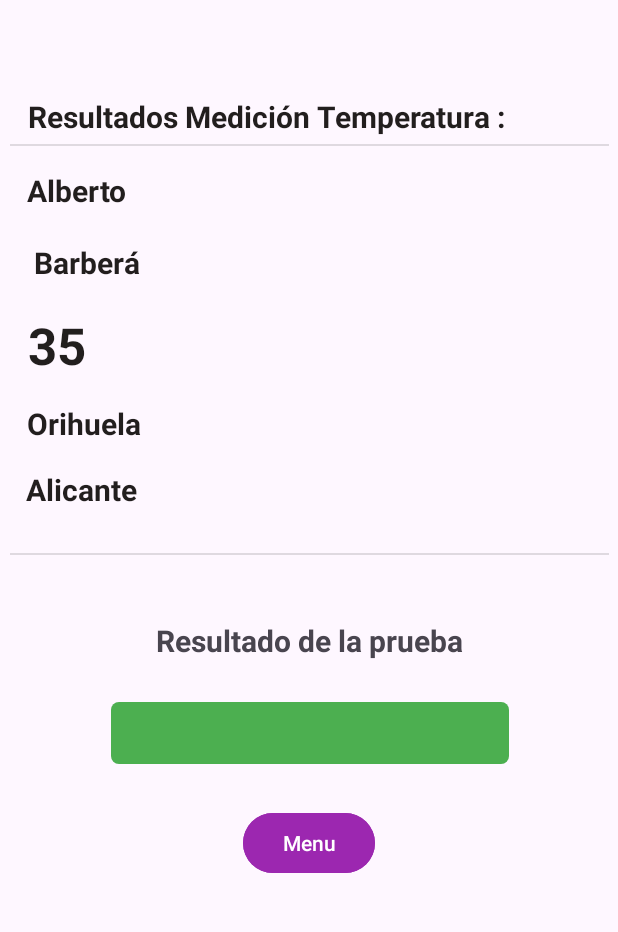
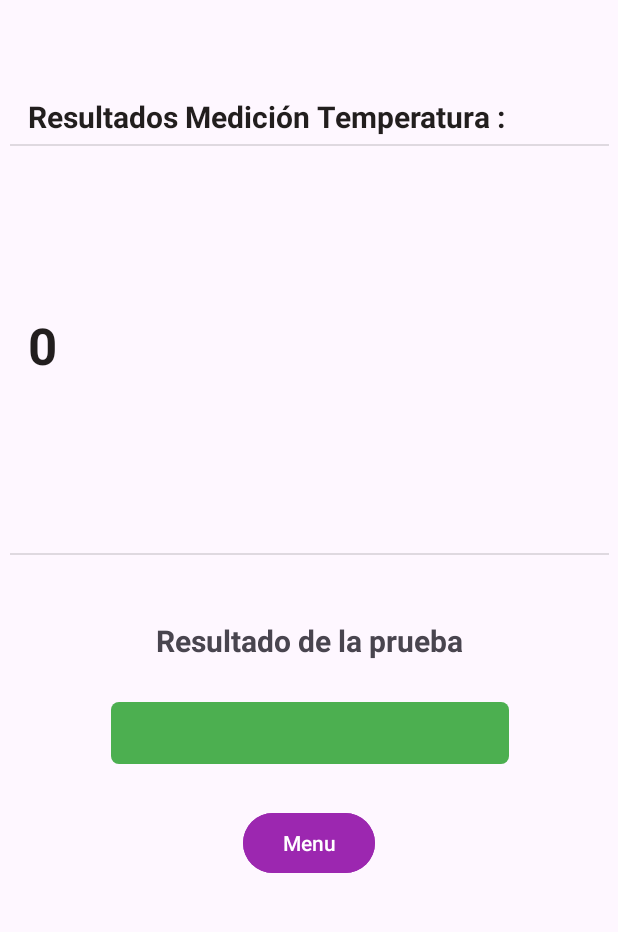
Before and after one commit to alberdsp/AndroidCovid19, an Android app: the fragment MedicionTempFragment placed in its activity, after a tap on "FINALIZAR", on a phone screen of 412 x 824 dp, the part 237-1169 px from its top. Run offline under Robolectric (Android 15) with nearby library versions, the phone set to English and light mode, and no system bars; Roboto replaces fonts that are not available here.

Commit message:
creada clase TomaDeTemperatura y pasamos objeto de Medición fragment a Informe fragment, funcionando correctamente

```diff
--- a/app/src/main/java/com/example/covid_19app/InformeFragment.java
+++ b/app/src/main/java/com/example/covid_19app/InformeFragment.java
@@ -21,13 +21,9 @@ public class InformeFragment extends Fragment {
 
 
     // declaramos atributos de la clase que vendrán por parametro al instanciarla
-     String nombre,apellidos,ciudad,provincia;
+    TomaDeTemperatura tomaDeTemperatura = new TomaDeTemperatura();
 
-   // int que recibe 1 si es celsius y 2 si es fahrenheit
-
-     int tipotemperatura,temperatura;
-
-     // declaramos los objetos que vamos a utilizar en la vista
+    // declaramos los objetos que vamos a utilizar en la vista
 
     View vista;
     TextView textViewNombre,textViewApellidos,textViewTemperatura,textViewciudad,textViewProvincia;
@@ -38,25 +34,9 @@ public class InformeFragment extends Fragment {
 
     }
 
-    /**
-     *  constructor que recibe por parametro
-     * @param nombre     String nombre
-     * @param apellidos   String apellidos
-     * @param temperatura     int temperatura
-     * @param tipotemperatura   int tipotemperatura  1 para celsius 2 para fahrenheit
-     * @param ciudad          String ciudad
-     * @param provincia        String provincia
-     */
-    public InformeFragment(String nombre,String apellidos,int temperatura,int tipotemperatura,
-                           String ciudad,String provincia) {
+    public InformeFragment(TomaDeTemperatura tomaDeTemperatura) {
 
-        this.nombre = nombre;
-        this.apellidos = apellidos;
-        this.temperatura = temperatura;
-        this.tipotemperatura = tipotemperatura;
-        this.ciudad = ciudad;
-        this.provincia = provincia;
-
+        this.tomaDeTemperatura = tomaDeTemperatura;
 
     }
 
@@ -169,15 +149,15 @@ public class InformeFragment extends Fragment {
 
 
         //  establecemos los valores de los textviews
-        textViewNombre.setText(nombre);
-        textViewApellidos.setText(apellidos);
-        textViewTemperatura.setText(String.valueOf(temperatura));
-        textViewciudad.setText(ciudad);
-        textViewProvincia.setText(provincia);
+        textViewNombre.setText(tomaDeTemperatura.getNombre());
+        textViewApellidos.setText(tomaDeTemperatura.getApellidos());
+        textViewTemperatura.setText(String.valueOf(tomaDeTemperatura.getTemperatura()));
+        textViewciudad.setText(tomaDeTemperatura.getCiudad());
+        textViewProvincia.setText(tomaDeTemperatura.getProvincia());
 
 
         // si la temperatura es buena ponemos en verde el botón sino en rojo
-        if (alertaTemp(temperatura,tipotemperatura)){
+        if (alertaTemp(tomaDeTemperatura.getTemperatura(), tomaDeTemperatura.getTipotemperatura())){
 
             buttonresultado.setBackgroundColor(Color.parseColor("#AF4C63"));
 
--- a/app/src/main/java/com/example/covid_19app/MedicionTempFragment.java
+++ b/app/src/main/java/com/example/covid_19app/MedicionTempFragment.java
@@ -9,18 +9,26 @@ import android.view.LayoutInflater;
 import android.view.View;
 import android.view.ViewGroup;
 import android.widget.Button;
+import android.widget.RadioGroup;
+
+import com.google.android.material.textfield.TextInputEditText;
 
 /**
  * Fragmente que contiene los datos de medición de temperatura
  */
 public class MedicionTempFragment extends Fragment {
 
-    String nombre = "Alberto";
-    String apellidos = " Barberá";
-    String ciudad= "Orihuela";
-    String provincia= "Alicante";
-    int tempetatura =35;
-    int tipotemperatura = 1;
+
+    // declaramos los objetos que vamos a utilizar
+    TomaDeTemperatura tomaDeTemperatura = new TomaDeTemperatura();
+    View vista;
+    Button buttonFinalizar;
+
+    TextInputEditText textInputEditTextNombre,textInputEditTextApellidos,textInputEditTextTemperatura,
+    textInputEditTextCiudad,textInputEditTextProvincia;
+    RadioGroup radioGroup;
+
+
 
 
 
@@ -41,17 +49,16 @@ public class MedicionTempFragment extends Fragment {
                              Bundle savedInstanceState) {
 
         // declaramos la vista
-        View vista = inflater.inflate(R.layout.fragment_medicion_temp, container, false);
+         vista = inflater.inflate(R.layout.fragment_medicion_temp, container, false);
 
         // declaramos el botón Finalizar que pasa al fragment informe
-        Button buttonFinalizar = vista.findViewById(R.id.buttonFinalizar);
+         buttonFinalizar = vista.findViewById(R.id.buttonFinalizar);
 
 
           buttonFinalizar.setOnClickListener(new View.OnClickListener() {
               @Override
               public void onClick(View v) {
-                 Fragment informeFragment = new InformeFragment(nombre,apellidos,
-                         tempetatura,tipotemperatura,ciudad,provincia );
+                 Fragment informeFragment = new InformeFragment(cargarValores() );
 
                   FragmentTransaction transaction = getActivity().getSupportFragmentManager()
                           .beginTransaction();
@@ -66,4 +73,53 @@ public class MedicionTempFragment extends Fragment {
 
         return vista;
     }
+
+
+    /**
+     * Método para cargar los valores introducidos
+     */
+    private TomaDeTemperatura cargarValores(){
+
+
+        // instanciamos los objetos textinputedit de la vista
+        textInputEditTextNombre = vista.findViewById(R.id.textInputEditNombre);
+        textInputEditTextApellidos = vista.findViewById(R.id.textInputEditApellidos);
+        textInputEditTextCiudad = vista.findViewById(R.id.textInputEditCiudad);
+        textInputEditTextProvincia = vista.findViewById(R.id.textInputEditProvincia);
+        textInputEditTextTemperatura = vista.findViewById(R.id.textInputEditTemperatura);
+        radioGroup = vista.findViewById(R.id.radioGroup);
+
+        tomaDeTemperatura.setNombre(textInputEditTextNombre.getText().toString());
+        tomaDeTemperatura.setApellidos(textInputEditTextApellidos.getText().toString());
+        tomaDeTemperatura.setCiudad(textInputEditTextCiudad.getText().toString());
+        tomaDeTemperatura.setProvincia(textInputEditTextProvincia.getText().toString());
+
+        String temperaturaStr = textInputEditTextTemperatura.getText().toString();
+
+        try {
+            int temperatura = Integer.parseInt(temperaturaStr);
+            tomaDeTemperatura.setTemperatura(temperatura);
+        } catch (NumberFormatException e) {
+            //capturamos la excepción si viene nula la temperatura
+        }
+
+
+          // hacemos la comparación para saber si está chequeado el radioButton
+          //  con id radioButtonCelsius, si lo está es tipo 1 sino tipo 2
+          if(radioGroup.getCheckedRadioButtonId() == R.id.radioButtonCelsius){
+
+              tomaDeTemperatura.setTipotemperatura(1);
+          }else{
+              tomaDeTemperatura.setTipotemperatura(2);
+
+          }
+
+
+        return tomaDeTemperatura;
+
+
+    }
+
+
+
 }
--- /dev/null
+++ b/app/src/main/java/com/example/covid_19app/TomaDeTemperatura.java
@@ -0,0 +1,92 @@
+package com.example.covid_19app;
+
+/**
+ * ABF 2023
+ * clase que contempla las mediciones de temperatura
+ */
+
+public class TomaDeTemperatura {
+
+    private String nombre,apellidos,ciudad,provincia;
+    private int temperatura,tipotemperatura;
+
+
+    // constructor por defecto
+    public  TomaDeTemperatura(){
+
+    }
+
+    /**
+     *  Constructor con parámetros
+     * @param nombre
+     * @param apellidos
+     * @param temperatura
+     * @param tipotemperatura  int 1 para celsius 2 para fahrenheit
+     * @param ciudad
+     * @param provincia
+     */
+
+    public TomaDeTemperatura(String nombre,String apellidos, int temperatura, int tipotemperatura,
+                             String ciudad,String provincia){
+
+        this.nombre = nombre;
+        this.apellidos = apellidos;
+        this.temperatura = temperatura;
+        this.tipotemperatura = tipotemperatura;
+        this.ciudad = ciudad;
+        this.provincia = provincia;
+
+
+    }
+
+
+    // generamos los getter y setters
+
+    public String getNombre() {
+        return nombre;
+    }
+
+    public void setNombre(String nombre) {
+        this.nombre = nombre;
+    }
+
+    public String getApellidos() {
+        return apellidos;
+    }
+
+    public void setApellidos(String apellidos) {
+        this.apellidos = apellidos;
+    }
+
+    public String getCiudad() {
+        return ciudad;
+    }
+
+    public void setCiudad(String ciudad) {
+        this.ciudad = ciudad;
+    }
+
+    public String getProvincia() {
+        return provincia;
+    }
+
+    public void setProvincia(String provincia) {
+        this.provincia = provincia;
+    }
+
+    public int getTemperatura() {
+        return temperatura;
+    }
+
+    public void setTemperatura(int temperatura) {
+        this.temperatura = temperatura;
+    }
+
+    public int getTipotemperatura() {
+        return tipotemperatura;
+    }
+
+    public void setTipotemperatura(int tipotemperatura) {
+        this.tipotemperatura = tipotemperatura;
+    }
+}
--- a/app/src/main/res/layout/fragment_medicion_temp.xml
+++ b/app/src/main/res/layout/fragment_medicion_temp.xml
@@ -102,6 +102,7 @@
             android:id="@+id/radioButtonCelsius"
             android:layout_width="123dp"
             android:layout_height="wrap_content"
+            android:checked="true"
             android:text="Celsius" />
 
         <RadioButton
```
